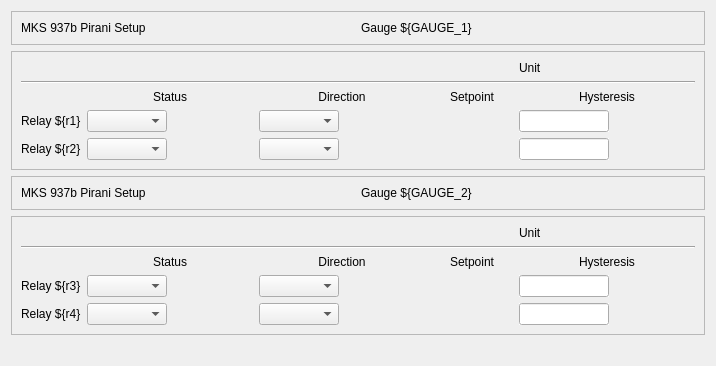
Above: devices/MKS-937B/ui/pirani.ui from lnls-sirius/pydm-opi before the change. Below: the same form after it.
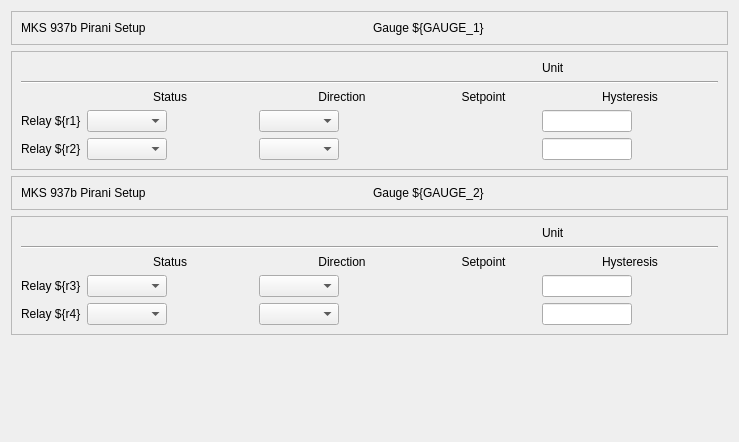
That is the form after the change. Custom widgets are drawn as their Qt base class.

Patch:
```diff
--- a/devices/MKS-937B/ui/pirani.ui
+++ b/devices/MKS-937B/ui/pirani.ui
@@ -6,13 +6,16 @@
    <rect>
     <x>0</x>
     <y>0</y>
-    <width>716</width>
-    <height>366</height>
+    <width>739</width>
+    <height>442</height>
    </rect>
   </property>
   <property name="windowTitle">
    <string>Form</string>
   </property>
+  <property name="autoFillBackground">
+   <bool>false</bool>
+  </property>
   <layout class="QGridLayout" name="gridLayout_2">
    <item row="5" column="0">
     <spacer name="verticalSpacer">
@@ -113,7 +116,7 @@
          <string/>
         </property>
         <property name="autoFillBackground">
-         <bool>true</bool>
+         <bool>false</bool>
         </property>
         <property name="alignment">
          <set>Qt::AlignCenter</set>
@@ -215,7 +218,7 @@
          <string/>
         </property>
         <property name="autoFillBackground">
-         <bool>true</bool>
+         <bool>false</bool>
         </property>
         <property name="alignment">
          <set>Qt::AlignCenter</set>
@@ -821,7 +824,7 @@
          <string/>
         </property>
         <property name="autoFillBackground">
-         <bool>true</bool>
+         <bool>false</bool>
         </property>
         <property name="alignment">
          <set>Qt::AlignCenter</set>
@@ -1086,7 +1089,7 @@
          <string/>
         </property>
         <property name="autoFillBackground">
-         <bool>true</bool>
+         <bool>false</bool>
         </property>
         <property name="alignment">
          <set>Qt::AlignCenter</set>
```
Left out of the diff: 16 changed lines with no effect on the pictures.
